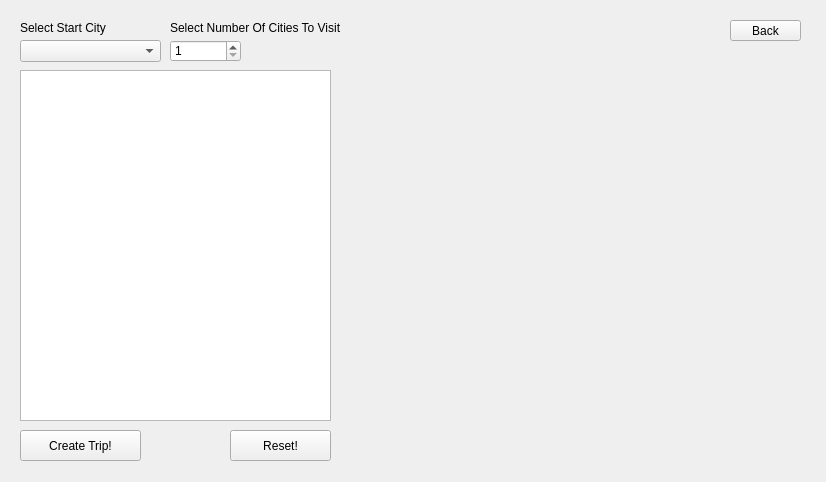
Qt form EuropeanVacation/mainwindow.ui (Sakezone/CS1D-Project) before a commit.
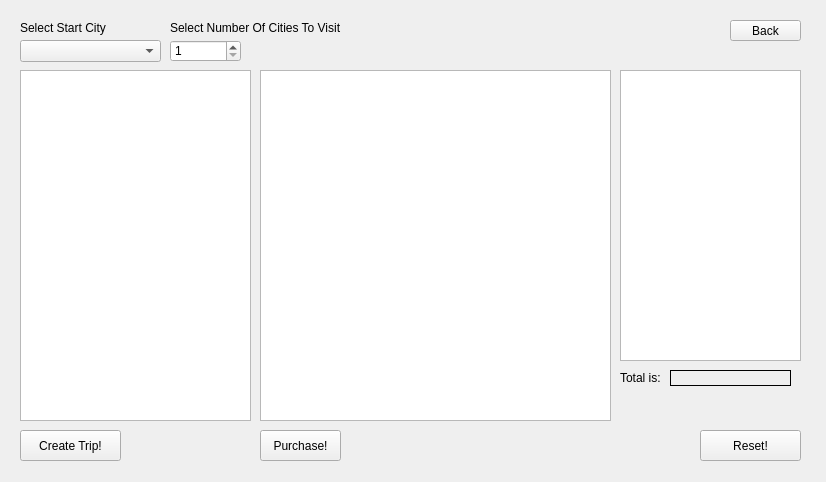
The same form after that commit. Icons and pictures are not drawn.

Commit message: added purchasing foods

Patch:
```diff
--- a/EuropeanVacation/mainwindow.ui
+++ b/EuropeanVacation/mainwindow.ui
@@ -326,7 +326,7 @@
        <rect>
         <x>10</x>
         <y>420</y>
-        <width>121</width>
+        <width>101</width>
         <height>31</height>
        </rect>
       </property>
@@ -404,7 +404,7 @@
        <rect>
         <x>10</x>
         <y>60</y>
-        <width>311</width>
+        <width>231</width>
         <height>351</height>
        </rect>
       </property>
@@ -412,7 +412,7 @@
      <widget class="QPushButton" name="autoTripReset_pushButton">
       <property name="geometry">
        <rect>
-        <x>220</x>
+        <x>690</x>
         <y>420</y>
         <width>101</width>
         <height>31</height>
@@ -422,6 +422,68 @@
        <string>Reset!</string>
       </property>
      </widget>
+     <widget class="QTableWidget" name="purchaseFoods_tableWidget">
+      <property name="geometry">
+       <rect>
+        <x>250</x>
+        <y>60</y>
+        <width>351</width>
+        <height>351</height>
+       </rect>
+      </property>
+     </widget>
+     <widget class="QPushButton" name="purchaseFoods_pushButton">
+      <property name="geometry">
+       <rect>
+        <x>250</x>
+        <y>420</y>
+        <width>81</width>
+        <height>31</height>
+       </rect>
+      </property>
+      <property name="text">
+       <string>Purchase!</string>
+      </property>
+     </widget>
+     <widget class="QTextBrowser" name="foodReceipt_tableView">
+      <property name="geometry">
+       <rect>
+        <x>610</x>
+        <y>60</y>
+        <width>181</width>
+        <height>291</height>
+       </rect>
+      </property>
+     </widget>
+     <widget class="QLabel" name="promptTotal_label">
+      <property name="geometry">
+       <rect>
+        <x>610</x>
+        <y>360</y>
+        <width>41</width>
+        <height>16</height>
+       </rect>
+      </property>
+      <property name="text">
+       <string>Total is:</string>
+      </property>
+     </widget>
+     <widget class="QLabel" name="totalCost_label">
+      <property name="geometry">
+       <rect>
+        <x>660</x>
+        <y>360</y>
+        <width>121</width>
+        <height>16</height>
+       </rect>
+      </property>
+      <property name="frameShape">
+       <enum>QFrame::Panel</enum>
+      </property>
+      <property name="text">
+       <string/>
+      </property>
+     </widget>
     </widget>
     <widget class="QWidget" name="autoTrip_page">
      <widget class="QPushButton" name="autoTripDone_pushButton">
```
The commit also changes 8 other files.
